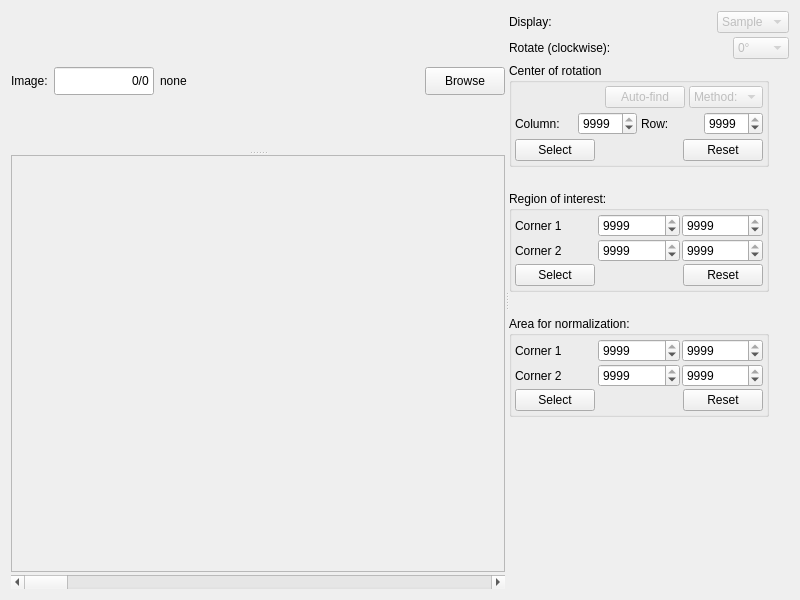
This is MantidQt/CustomInterfaces/inc/MantidQtCustomInterfaces/Tomography/ImageSelectCoRAndRegions.ui in mantidproject/mantid as Qt 5 draws it before an edit. The edited form follows.
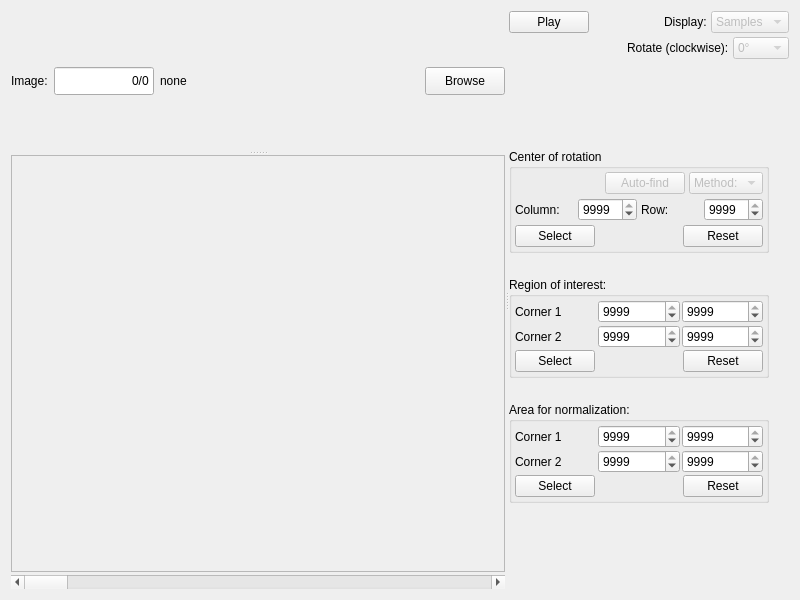
This is the edited form.

Commit message: handle changin between samples, flats, darks in ROI display, re #15666

The edit to the form file:
```diff
--- a/MantidQt/CustomInterfaces/inc/MantidQtCustomInterfaces/Tomography/ImageSelectCoRAndRegions.ui
+++ b/MantidQt/CustomInterfaces/inc/MantidQtCustomInterfaces/Tomography/ImageSelectCoRAndRegions.ui
@@ -239,7 +239,7 @@
        <property name="spacing">
         <number>4</number>
        </property>
-       <item row="3" column="0">
+       <item row="4" column="0">
         <spacer name="verticalSpacer_2">
          <property name="orientation">
           <enum>Qt::Vertical</enum>
@@ -255,7 +255,7 @@
          </property>
         </spacer>
        </item>
-       <item row="2" column="0">
+       <item row="3" column="0">
         <widget class="QGroupBox" name="groupBox_cor">
          <property name="sizePolicy">
           <sizepolicy hsizetype="Minimum" vsizetype="Minimum">
@@ -393,7 +393,7 @@
          </layout>
         </widget>
        </item>
-       <item row="5" column="0">
+       <item row="6" column="0">
         <spacer name="verticalSpacer_3">
          <property name="orientation">
           <enum>Qt::Vertical</enum>
@@ -409,7 +409,7 @@
          </property>
         </spacer>
        </item>
-       <item row="4" column="0">
+       <item row="5" column="0">
         <widget class="QGroupBox" name="groupBox_roi">
          <property name="sizePolicy">
           <sizepolicy hsizetype="Minimum" vsizetype="Minimum">
@@ -527,7 +527,7 @@
          </layout>
         </widget>
        </item>
-       <item row="7" column="0">
+       <item row="8" column="0">
         <spacer name="verticalSpacer">
          <property name="orientation">
           <enum>Qt::Vertical</enum>
@@ -540,7 +540,7 @@
          </property>
         </spacer>
        </item>
-       <item row="6" column="0">
+       <item row="7" column="0">
         <widget class="QGroupBox" name="groupBox_norm">
          <property name="sizePolicy">
           <sizepolicy hsizetype="Minimum" vsizetype="Minimum">
@@ -661,9 +661,9 @@
        <item row="0" column="0">
         <layout class="QHBoxLayout" name="horizontalLayout_4">
          <item>
-          <widget class="QLabel" name="label_image_type">
+          <widget class="QPushButton" name="pushButton_2">
            <property name="text">
-            <string>Display:</string>
+            <string>Play</string>
            </property>
           </widget>
          </item>
@@ -680,6 +680,13 @@
            </property>
           </spacer>
          </item>
+         <item>
+          <widget class="QLabel" name="label_image_type">
+           <property name="text">
+            <string>Display:</string>
+           </property>
+          </widget>
+         </item>
          <item>
           <widget class="QComboBox" name="comboBox_image_type">
            <property name="enabled">
@@ -687,7 +694,7 @@
            </property>
            <item>
             <property name="text">
-             <string>Sample</string>
+             <string>Samples</string>
             </property>
            </item>
            <item>
@@ -706,13 +713,6 @@
        </item>
        <item row="1" column="0">
         <layout class="QHBoxLayout" name="horizontalLayout_6">
-         <item>
-          <widget class="QLabel" name="label_rotation">
-           <property name="text">
-            <string>Rotate (clockwise):</string>
-           </property>
-          </widget>
-         </item>
          <item>
           <spacer name="horizontalSpacer_6">
            <property name="orientation">
@@ -726,6 +726,13 @@
            </property>
           </spacer>
          </item>
+         <item>
+          <widget class="QLabel" name="label_rotation">
+           <property name="text">
+            <string>Rotate (clockwise):</string>
+           </property>
+          </widget>
+         </item>
          <item>
           <widget class="QComboBox" name="comboBox_rotation">
            <property name="enabled">
@@ -761,6 +768,19 @@
          </item>
         </layout>
        </item>
+       <item row="2" column="0">
+        <spacer name="verticalSpacer_4">
+         <property name="orientation">
+          <enum>Qt::Vertical</enum>
+         </property>
+         <property name="sizeHint" stdset="0">
+          <size>
+           <width>20</width>
+           <height>40</height>
+          </size>
+         </property>
+        </spacer>
+       </item>
       </layout>
      </widget>
     </widget>
```
Left out of the diff: 2 changed lines with no effect on the pictures. The commit also changes 8 other files.
